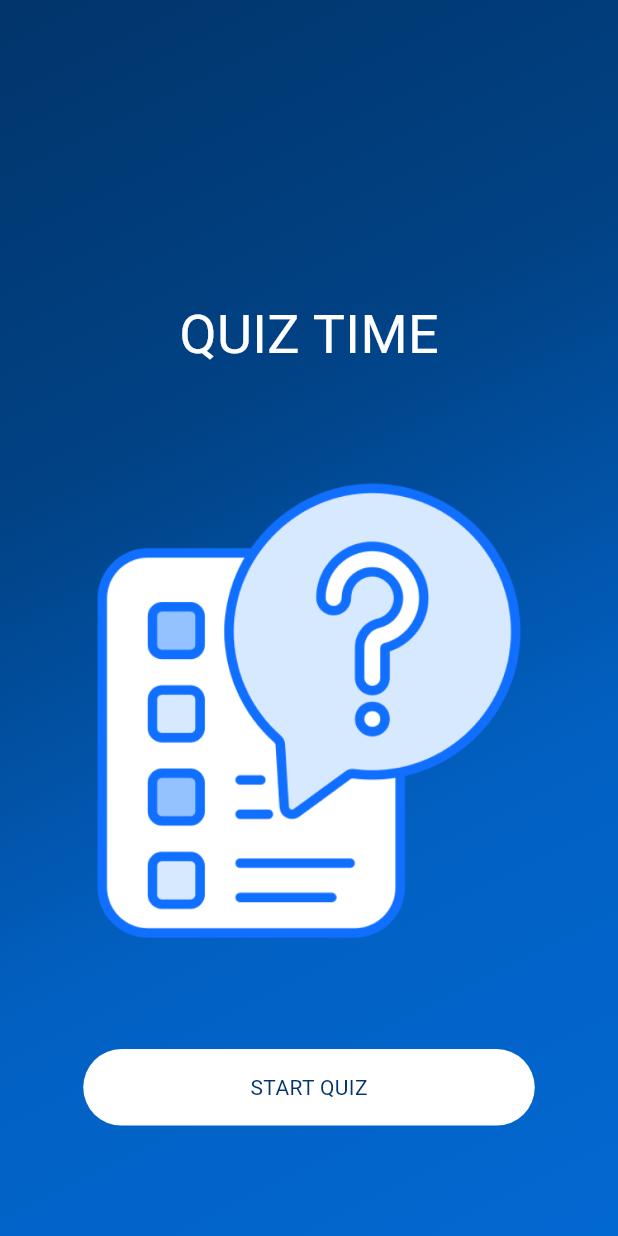
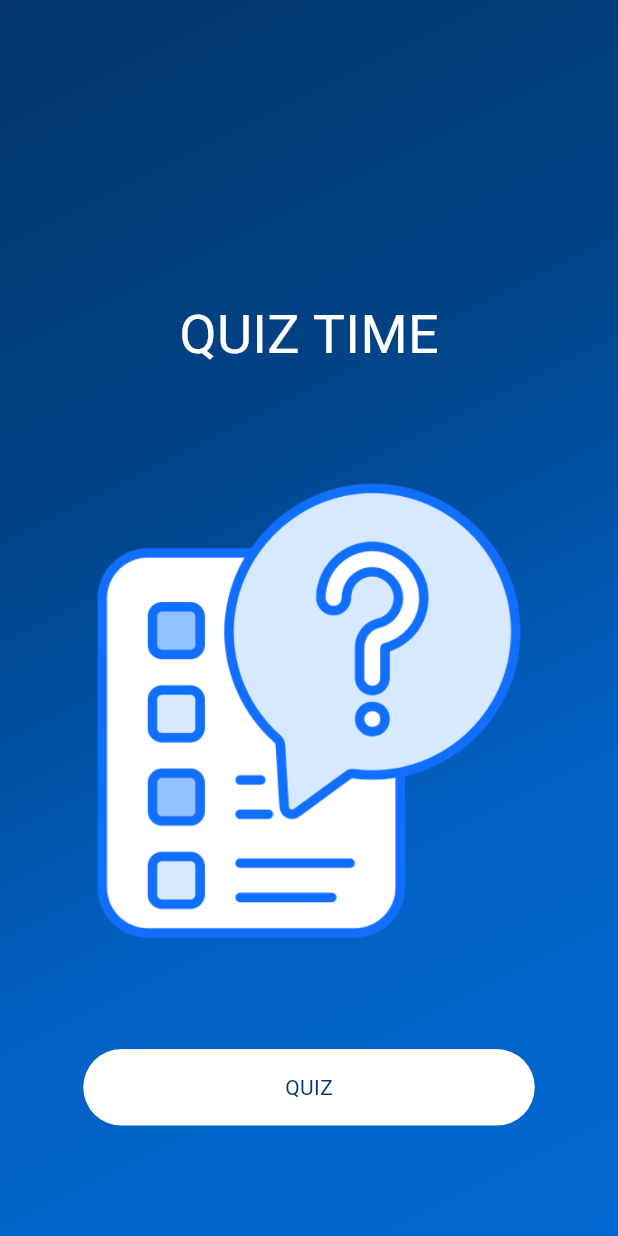
Before and after one commit to musaraf0101/QuizApp, a Flutter app: the screen it shows after launch, on a phone screen of 412 x 824 dp. Run offline on Flutter 3.47's test engine with Material 3 defaults, Android fonts, the phone set to English and light mode, and no system bars.

Commit message:
change to button as a dynamic

```diff
--- a/lib/components/button.dart
+++ b/lib/components/button.dart
@@ -1,11 +1,18 @@
 import 'package:flutter/material.dart';
 
 class Button extends StatelessWidget {
-  const Button({super.key});
+  final String lable;
+  final Function()? onAction;
+
+  // ? mean null value can accept
+
+  const Button({super.key, required this.lable, this.onAction});
 
   @override
   Widget build(BuildContext context) {
-    return Container(
+    return GestureDetector(
+      onTap: onAction,
+      child: Container(
         height: 51,
         width: 301,
         decoration: BoxDecoration(
@@ -14,8 +21,9 @@ class Button extends StatelessWidget {
         ),
         child: Center(
           child: Text(
-          ("Start quiz").toUpperCase(),
+            lable.toUpperCase(),
             style: TextStyle(color: Color(0xff01356B)),
+          ),
         ),
       ),
     );
```
Lines whose indentation alone changed are shown as unchanged.
